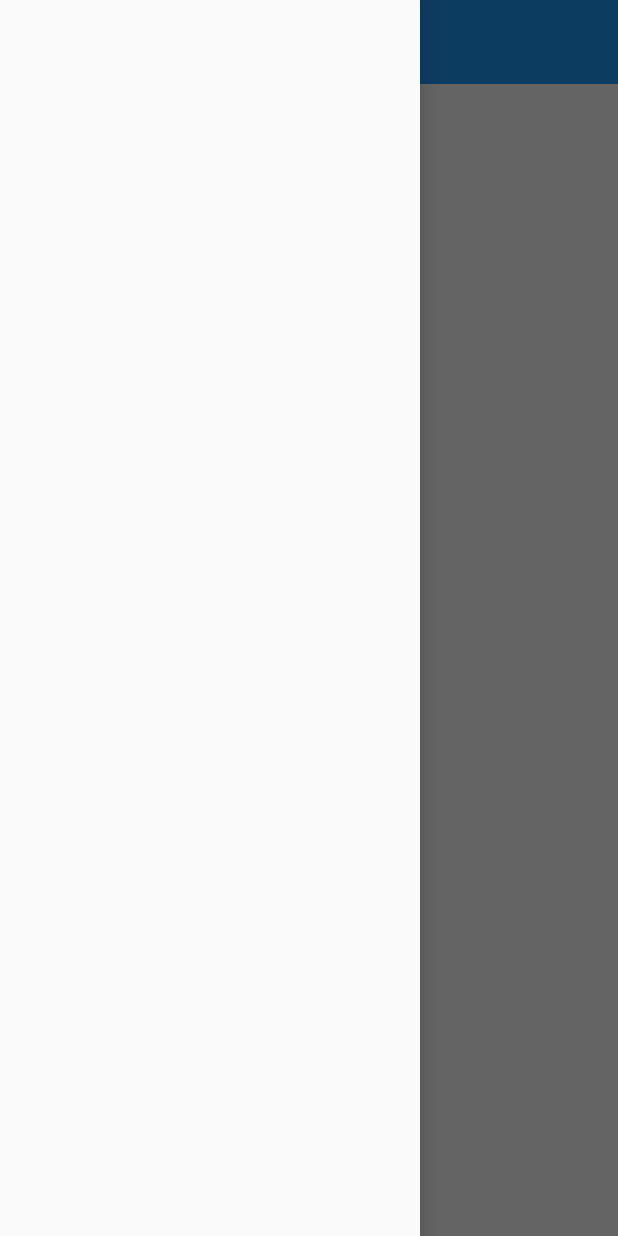
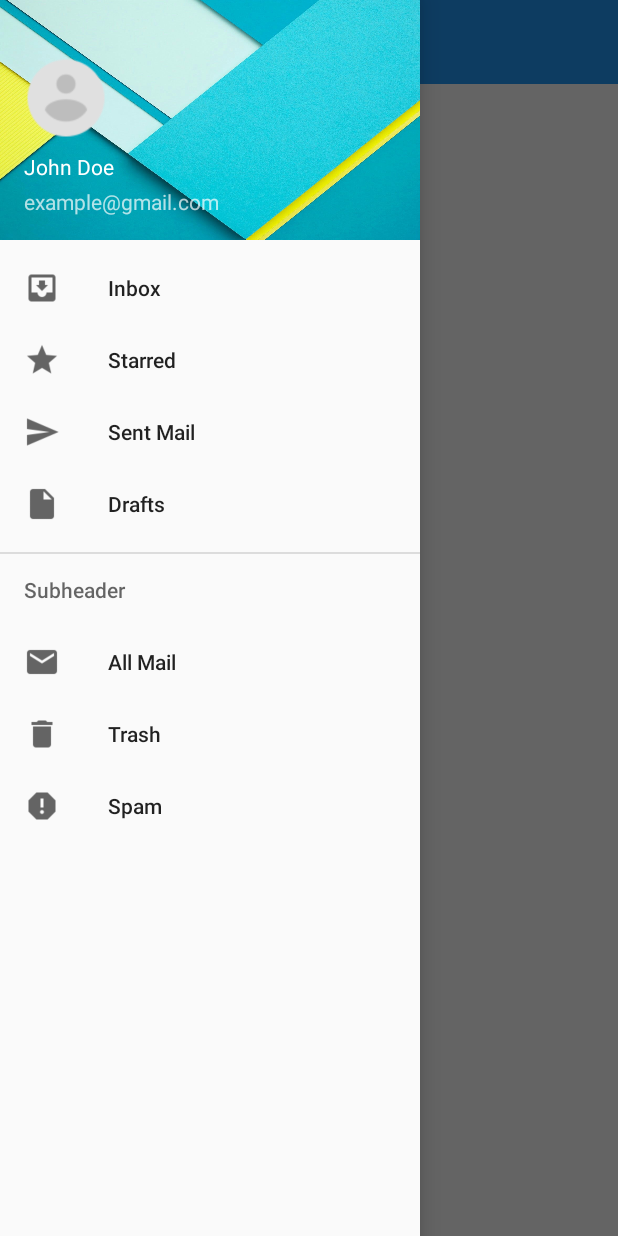
Before and after one commit to hiseholuwa/navigation-drawer-material-design, an Android app: the screen it shows after launch (MainActivity), with the side drawer open, on a phone screen of 412 x 824 dp. Run offline under Robolectric (Android 15) with nearby library versions, the phone set to English and light mode, and no system bars.

Commit message:
Created the drawer menus and integrated the menu and header into the View.

```diff
--- a/app/src/main/res/layout/navigation_drawer.xml
+++ b/app/src/main/res/layout/navigation_drawer.xml
@@ -2,8 +2,11 @@
 <android.support.v4.widget.DrawerLayout xmlns:android="http://schemas.android.com/apk/res/android"
     android:layout_width="match_parent"
     android:layout_height="match_parent"
+    xmlns:app="http://schemas.android.com/apk/res-auto"
+    xmlns:tools="http://schemas.android.com/tools"
     android:id="@+id/drawer_layout"
-    android:fitsSystemWindows="true">
+    android:fitsSystemWindows="true"
+    tools:openDrawer="start">
 
     <include layout="@layout/activity_main" />
 
@@ -12,7 +15,9 @@
         android:layout_height="match_parent"
         android:id="@+id/navigation_view"
         android:layout_gravity="start"
-        android:fitsSystemWindows="true" />
+        android:fitsSystemWindows="true"
+        app:headerLayout="@layout/navigation_header"
+        app:menu="@menu/navigation_menu"/>
 
 
 
--- /dev/null
+++ b/app/src/main/res/menu/navigation_menu.xml
@@ -0,0 +1,52 @@
+<?xml version="1.0" encoding="utf-8"?>
+<menu xmlns:android="http://schemas.android.com/apk/res/android">
+
+    <group android:checkableBehavior="single">
+
+        <item
+            android:title="@string/inbox"
+            android:id="@+id/inbox_id"
+            android:icon="@drawable/inbox" />
+
+        <item
+            android:title="@string/starred"
+            android:id="@+id/starred_id"
+            android:icon="@drawable/starred" />
+
+        <item
+            android:title="@string/sent_mail"
+            android:id="@+id/sent_id"
+            android:icon="@drawable/sent" />
+
+        <item
+            android:title="@string/drafts"
+            android:id="@+id/drafts_id"
+            android:icon="@drawable/drafts" />
+
+    </group>
+
+    <item android:title="@string/subheader">
+
+        <menu>
+
+            <item
+                android:title="@string/all_mail"
+                android:id="@+id/all_mail_id"
+                android:icon="@drawable/allmail" />
+
+            <item
+                android:title="@string/trash"
+                android:id="@+id/trash_id"
+                android:icon="@drawable/trash" />
+
+            <item
+                android:title="@string/spam"
+                android:id="@+id/spam_id"
+                android:icon="@drawable/spam" />
+
+
+        </menu>
+
+    </item>
+
+</menu>
--- a/app/src/main/res/values/strings.xml
+++ b/app/src/main/res/values/strings.xml
@@ -3,4 +3,12 @@
     <string name="drawer_image">Drawer Image</string>
     <string name="john_doe">John Doe</string>
     <string name="example_gmail_com">example@gmail.com</string>
+    <string name="inbox">Inbox</string>
+    <string name="starred">Starred</string>
+    <string name="sent_mail">Sent Mail</string>
+    <string name="drafts">Drafts</string>
+    <string name="subheader">Subheader</string>
+    <string name="all_mail">All Mail</string>
+    <string name="trash">Trash</string>
+    <string name="spam">Spam</string>
 </resources>
```
Also changed, not shown: app/src/main/res/drawable/allmail.png (added), app/src/main/res/drawable/drafts.png (added), app/src/main/res/drawable/inbox.png (added), app/src/main/res/drawable/sent.png (added), app/src/main/res/drawable/spam.png (added), app/src/main/res/drawable/starred.png (added), app/src/main/res/drawable/trash.png (added).
